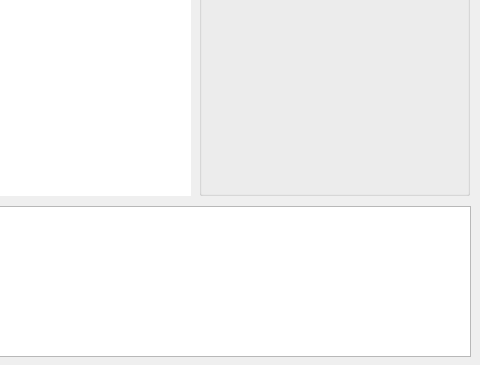
Before: the Qt Designer form src/openCampus_Widget/mainwindow.ui in s-ktmy/nitfc-openCampus_2020, drawn with Qt 5; both pictures show x 520 to 1000 and y 275 to 640 of the 1000 by 640 pixel window.
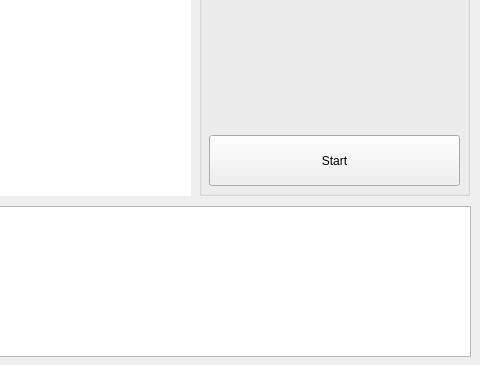
After: the same form once the commit is applied.

The edit to the form file:
```diff
--- a/src/openCampus_Widget/mainwindow.ui
+++ b/src/openCampus_Widget/mainwindow.ui
@@ -44,6 +44,22 @@
     <property name="title">
      <string>GroupBox</string>
     </property>
+    <widget class="QPushButton" name="startButton">
+     <property name="geometry">
+      <rect>
+       <x>10</x>
+       <y>400</y>
+       <width>251</width>
+       <height>51</height>
+      </rect>
+     </property>
+     <property name="text">
+      <string>Start</string>
+     </property>
+     <property name="checkable">
+      <bool>true</bool>
+     </property>
+    </widget>
    </widget>
    <widget class="QWidget" name="widget" native="true">
     <property name="geometry">
```
